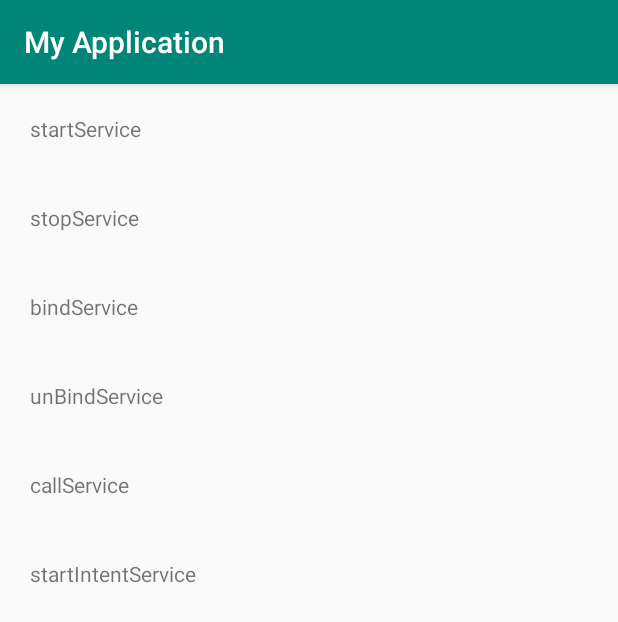
After one commit to chengxiaocai/ui-library, an Android app: the MainServiceActivity screen opened directly, with no data from a screen before it, on a phone screen of 412 x 824 dp. The commit adds this screen. Shown: the top 622 px of the screen. Run offline under Robolectric (Android 15) with nearby library versions, the phone set to English and light mode, and no system bars.

Commit message:
服务相关

```diff
--- /dev/null
+++ b/app/src/main/res/layout/activity_main_service.xml
@@ -0,0 +1,48 @@
+<?xml version="1.0" encoding="utf-8"?>
+<LinearLayout xmlns:android="http://schemas.android.com/apk/res/android"
+    xmlns:tools="http://schemas.android.com/tools"
+    android:layout_width="match_parent"
+    android:layout_height="match_parent"
+    android:orientation="vertical"
+    tools:context=".service.MainServiceActivity">
+
+    <TextView
+        android:layout_width="wrap_content"
+        android:layout_height="wrap_content"
+        android:onClick="startService"
+        android:padding="20dp"
+        android:text="startService" />
+
+    <TextView
+        android:layout_width="wrap_content"
+        android:layout_height="wrap_content"
+        android:onClick="stopService"
+        android:padding="20dp"
+        android:text="stopService" />
+    <TextView
+        android:layout_width="wrap_content"
+        android:layout_height="wrap_content"
+        android:onClick="bindService"
+        android:padding="20dp"
+        android:text="bindService" />
+
+    <TextView
+        android:layout_width="wrap_content"
+        android:layout_height="wrap_content"
+        android:onClick="unBindService"
+        android:padding="20dp"
+        android:text="unBindService" />
+    <TextView
+        android:layout_width="wrap_content"
+        android:layout_height="wrap_content"
+        android:onClick="callService"
+        android:padding="20dp"
+        android:text="callService" />
+    <TextView
+        android:layout_width="wrap_content"
+        android:layout_height="wrap_content"
+        android:onClick="startIntentService"
+        android:padding="20dp"
+        android:text="startIntentService" />
+
+</LinearLayout>
```
Also changed, not shown: app/src/main/AndroidManifest.xml (+13 -0 lines), app/src/main/java/demo/com/myapplication/MainActivity.java (+18 -1 lines), app/src/main/java/demo/com/myapplication/MainApplication.java (added, +13 -0 lines), app/src/main/java/demo/com/myapplication/ipc/IpcTest1Activity.java (added, +61 -0 lines), app/src/main/java/demo/com/myapplication/ipc/Student.java (added, +59 -0 lines), app/src/main/java/demo/com/myapplication/ipc/User.java (added, +24 -0 lines), app/src/main/java/demo/com/myapplication/service/MainServiceActivity.java (added, +62 -0 lines), app/src/main/java/demo/com/myapplication/service/MyIntentService.java (added, +39 -0 lines), app/src/main/java/demo/com/myapplication/service/MyStartService.java (added, +61 -0 lines), app/src/main/res/layout/activity_ipc_test1.xml (added, +23 -0 lines), app/src/main/res/layout/activity_main.xml (+17 -3 lines), 2 other files.
